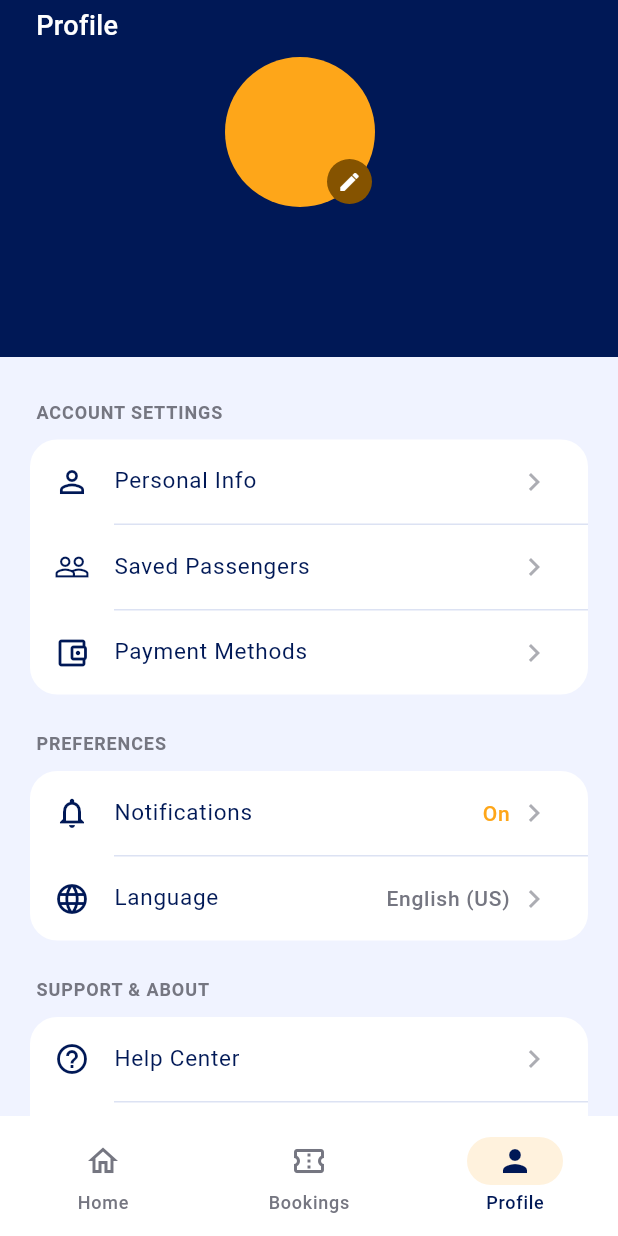
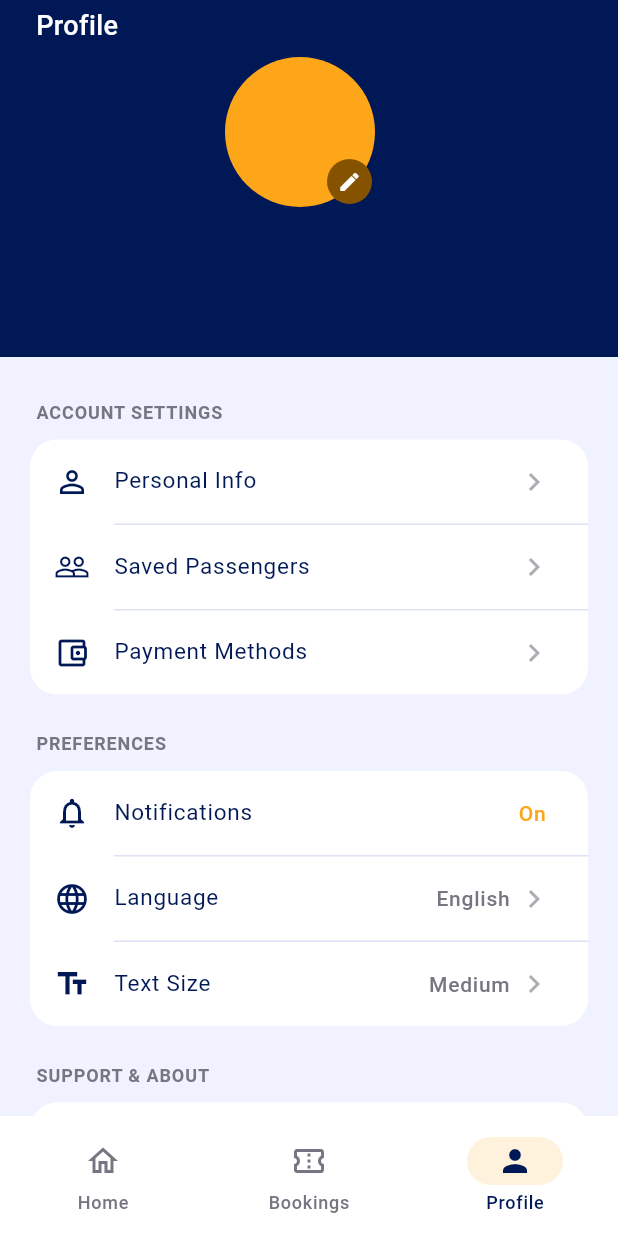
Before and after one commit to nabide63/flutter-summative-busbuuk, a Flutter app: the screen it shows once a user with an empty profile is signed in, item 3 of the bottom bar chosen, on a phone screen of 412 x 824 dp. Run offline on Flutter 3.47's test engine with Material 3 defaults, Android fonts, the phone set to English and light mode, and no system bars; our stand-ins replace cloud_firestore, file_picker, firebase_auth, firebase_core, go_router, image_picker and 1 more; accounts and stored records are empty.

Commit message:
Add SharedPreferences-backed settings (notifications, language, text size) via SettingsProvider

```diff
--- a/busbuuk_app/lib/app.dart
+++ b/busbuuk_app/lib/app.dart
@@ -7,6 +7,7 @@ import 'providers/auth_provider.dart';
 import 'providers/search_provider.dart';
 import 'providers/booking_provider.dart';
 import 'providers/admin_provider.dart';
+import 'providers/settings_provider.dart';
 import 'routes/app_router.dart';
 
 class BusbuukApp extends StatefulWidget {
@@ -18,6 +19,7 @@ class BusbuukApp extends StatefulWidget {
 
 class _BusbuukAppState extends State<BusbuukApp> {
   late final AuthProvider _authProvider;
+  late final SettingsProvider _settingsProvider;
   late final GoRouter _router;
 
   @override
@@ -27,6 +29,9 @@ class _BusbuukAppState extends State<BusbuukApp> {
     // router needs this exact instance to listen to for its auth redirect
     _authProvider = AuthProvider();
     _router = buildRouter(_authProvider);
+    // loads saved preferences (notifications/language/text size) from disk so
+    // they're restored on every cold start, not just kept in memory
+    _settingsProvider = SettingsProvider()..load();
   }
 
   @override
@@ -37,12 +42,21 @@ class _BusbuukAppState extends State<BusbuukApp> {
         ChangeNotifierProvider(create: (_) => SearchProvider()),
         ChangeNotifierProvider(create: (_) => BookingProvider()),
         ChangeNotifierProvider(create: (_) => AdminProvider()),
+        ChangeNotifierProvider.value(value: _settingsProvider),
       ],
-      child: MaterialApp.router(
-        title: 'Busbuuk',
-        debugShowCheckedModeBanner: false,
-        theme: _buildTheme(),
-        routerConfig: _router,
+      child: Consumer<SettingsProvider>(
+        builder: (context, settings, _) => MaterialApp.router(
+          title: 'Busbuuk',
+          debugShowCheckedModeBanner: false,
+          theme: _buildTheme(),
+          routerConfig: _router,
+          builder: (context, child) => MediaQuery(
+            data: MediaQuery.of(context).copyWith(
+              textScaler: TextScaler.linear(settings.textSize.scale),
+            ),
+            child: child!,
+          ),
+        ),
       ),
     );
   }
--- /dev/null
+++ b/busbuuk_app/lib/providers/settings_provider.dart
@@ -0,0 +1,69 @@
+// Persists lightweight user preferences (SharedPreferences) so they survive
+// an app restart: notifications toggle, language choice, and text size.
+import 'package:flutter/material.dart';
+import 'package:shared_preferences/shared_preferences.dart';
+
+enum TextSizeOption { small, medium, large }
+
+extension TextSizeOptionX on TextSizeOption {
+  String get label => switch (this) {
+        TextSizeOption.small => 'Small',
+        TextSizeOption.medium => 'Medium',
+        TextSizeOption.large => 'Large',
+      };
+
+  double get scale => switch (this) {
+        TextSizeOption.small => 0.9,
+        TextSizeOption.medium => 1.0,
+        TextSizeOption.large => 1.15,
+      };
+}
+
+const _kNotificationsEnabled = 'notificationsEnabled';
+const _kLanguage = 'language';
+const _kTextSize = 'textSize';
+
+class SettingsProvider extends ChangeNotifier {
+  bool _notificationsEnabled = true;
+  String _language = 'English';
+  TextSizeOption _textSize = TextSizeOption.medium;
+  bool _isLoaded = false;
+
+  bool get notificationsEnabled => _notificationsEnabled;
+  String get language => _language;
+  TextSizeOption get textSize => _textSize;
+  bool get isLoaded => _isLoaded;
+
+  Future<void> load() async {
+    final prefs = await SharedPreferences.getInstance();
+    _notificationsEnabled = prefs.getBool(_kNotificationsEnabled) ?? true;
+    _language = prefs.getString(_kLanguage) ?? 'English';
+    _textSize = TextSizeOption.values.firstWhere(
+      (option) => option.name == prefs.getString(_kTextSize),
+      orElse: () => TextSizeOption.medium,
+    );
+    _isLoaded = true;
+    notifyListeners();
+  }
+
+  Future<void> setNotificationsEnabled(bool value) async {
+    _notificationsEnabled = value;
+    notifyListeners();
+    final prefs = await SharedPreferences.getInstance();
+    await prefs.setBool(_kNotificationsEnabled, value);
+  }
+
+  Future<void> setLanguage(String value) async {
+    _language = value;
+    notifyListeners();
+    final prefs = await SharedPreferences.getInstance();
+    await prefs.setString(_kLanguage, value);
+  }
+
+  Future<void> setTextSize(TextSizeOption value) async {
+    _textSize = value;
+    notifyListeners();
+    final prefs = await SharedPreferences.getInstance();
+    await prefs.setString(_kTextSize, value.name);
+  }
+}
--- a/busbuuk_app/lib/screens/profile/profile_screen.dart
+++ b/busbuuk_app/lib/screens/profile/profile_screen.dart
@@ -8,6 +8,7 @@ import 'package:provider/provider.dart';
 
 import '../../models/user_model.dart';
 import '../../providers/auth_provider.dart';
+import '../../providers/settings_provider.dart';
 
 class ProfileScreen extends StatefulWidget {
   const ProfileScreen({super.key});
@@ -99,9 +100,48 @@ class _ProfileScreenState extends State<ProfileScreen> {
     );
   }
 
+  Future<void> _pickLanguage(SettingsProvider settings) async {
+    final choice = await showModalBottomSheet<String>(
+      context: context,
+      builder: (context) => SafeArea(
+        child: Wrap(
+          children: [
+            for (final option in const ['English', 'French', 'Swahili'])
+              ListTile(
+                title: Text(option),
+                trailing: option == settings.language ? const Icon(Icons.check) : null,
+                onTap: () => Navigator.pop(context, option),
+              ),
+          ],
+        ),
+      ),
+    );
+    if (choice != null) settings.setLanguage(choice);
+  }
+
+  Future<void> _pickTextSize(SettingsProvider settings) async {
+    final choice = await showModalBottomSheet<TextSizeOption>(
+      context: context,
+      builder: (context) => SafeArea(
+        child: Wrap(
+          children: [
+            for (final option in TextSizeOption.values)
+              ListTile(
+                title: Text(option.label),
+                trailing: option == settings.textSize ? const Icon(Icons.check) : null,
+                onTap: () => Navigator.pop(context, option),
+              ),
+          ],
+        ),
+      ),
+    );
+    if (choice != null) settings.setTextSize(choice);
+  }
+
   @override
   Widget build(BuildContext context) {
     final user = context.watch<AuthProvider>().currentUser;
+    final settings = context.watch<SettingsProvider>();
     final colorScheme = Theme.of(context).colorScheme;
 
     return Scaffold(
@@ -154,16 +194,25 @@ class _ProfileScreenState extends State<ProfileScreen> {
                               icon: Icons.notifications_none_outlined,
                               label: 'Notifications',
                               colorScheme: colorScheme,
-                              trailingText: 'On',
+                              trailingText: settings.notificationsEnabled ? 'On' : 'Off',
                               trailingTextColor: colorScheme.primary,
-                              onTap: () => _comingSoon('Notification settings'),
+                              showChevron: false,
+                              onTap: () =>
+                                  settings.setNotificationsEnabled(!settings.notificationsEnabled),
                             ),
                             _SettingsTile(
                               icon: Icons.language_outlined,
                               label: 'Language',
                               colorScheme: colorScheme,
-                              trailingText: 'English (US)',
-                              onTap: () => _comingSoon('Language settings'),
+                              trailingText: settings.language,
+                              onTap: () => _pickLanguage(settings),
+                            ),
+                            _SettingsTile(
+                              icon: Icons.text_fields_outlined,
+                              label: 'Text Size',
+                              colorScheme: colorScheme,
+                              trailingText: settings.textSize.label,
+                              onTap: () => _pickTextSize(settings),
                             ),
                           ],
                         ),
--- a/busbuuk_app/pubspec.yaml
+++ b/busbuuk_app/pubspec.yaml
@@ -42,6 +42,7 @@ dependencies:
   image_picker: ^1.2.0
   file_picker: ^11.0.2
   url_launcher: ^6.3.1
+  shared_preferences: ^2.5.3
 
 dev_dependencies:
   flutter_test:
```
Also changed, not shown: busbuuk_app/pubspec.lock, 1 other file.
